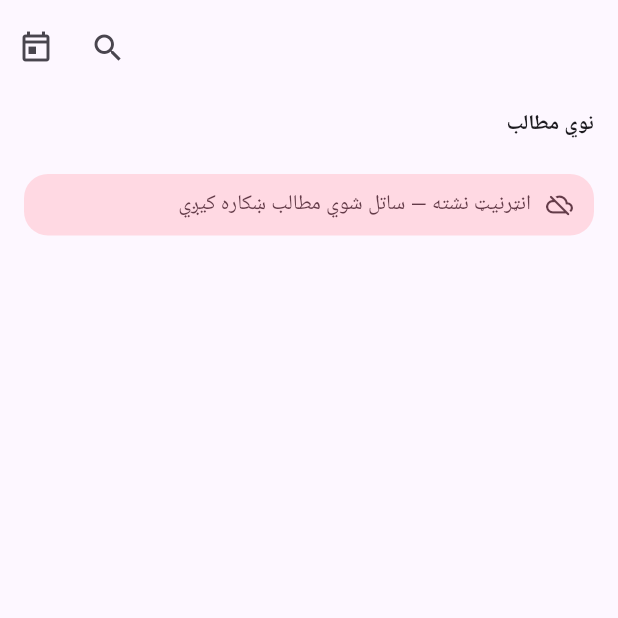
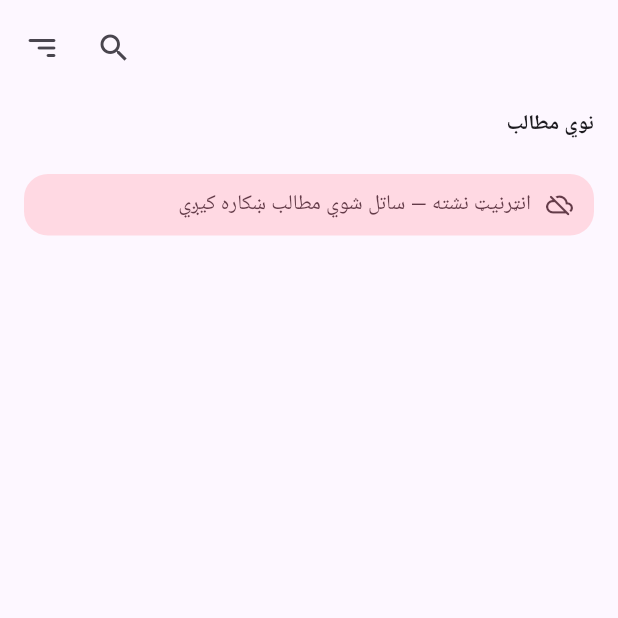
Before and after one commit to ElyasOmarcodes/Hindukush-Rss-App, a Flutter app: the screen it shows after launch, item 4 of the bottom bar chosen, on a phone screen of 412 x 824 dp, the top half of it. Run offline on Flutter 3.47's test engine with Material 3 defaults, Android fonts, the phone set to English and light mode, and no system bars; drawn by our look-alikes of custom_refresh_indicator; our stand-ins replace flutter_widget_from_html_core, hive_flutter, shamsi_date, share_plus, shared_preferences; accounts and stored records are empty; network calls fail.

Commit message:
❻ List redesign: Material search state, Sort-By menu, long-press multi-select (delete-for-me / mark-read)
- Search icon opens the standard Material search UI (title-only), scoped to
  the list; calendar icon replaced by a Sort-By menu (newest/oldest/A-Z/read/unread)
- Long-press enters selection mode; app bar shows count + Mark-read + Delete
- Delete is local-only (hidden ids persisted in Hive, filtered everywhere so
  they never reappear); soft press animation retained

Co-Authored-By: Claude Opus 4.8 <noreply@anthropic.com>
Claude-Session: https://claude.ai/code/session_017BftgFzehmjuaPMeCGRHCZ

```diff
--- a/lib/core/localization/strings.dart
+++ b/lib/core/localization/strings.dart
@@ -39,6 +39,18 @@ class S {
   String get offline =>
       _p('انټرنیټ نشته — ساتل شوي مطالب ښکاره کیږي', 'اینترنت نیست — مطالب ذخیره‌شده', 'Offline — showing saved items');
   String get by => _p('لیکوال:', 'نویسنده:', 'By');
+
+  // List: sort + selection
+  String get sortBy => _p('ترتیب', 'مرتب‌سازی', 'Sort by');
+  String get sortNewest => _p('تازه', 'جدیدترین', 'Newest');
+  String get sortOldest => _p('زاړه', 'قدیمی‌ترین', 'Oldest');
+  String get sortAlpha => _p('الفبا', 'الفبا', 'A → Z');
+  String get sortReadFirst => _p('لوستل شوي مخکې', 'خوانده‌شده اول', 'Read first');
+  String get sortUnreadFirst => _p('نالوستي مخکې', 'خوانده‌نشده اول', 'Unread first');
+  String get delete => _p('حذف', 'حذف', 'Delete');
+  String get markRead => _p('لوستل شوی', 'خوانده‌شده', 'Mark read');
+  String selectedN(int n) => _p('$n ټاکل شوي', '$n انتخاب‌شده', '$n selected');
+  String get deletedN => _p('حذف شو', 'حذف شد', 'Deleted');
 
   // Sections
   String get sectionsTitle => _p('برخې', 'بخش‌ها', 'Sections');
--- a/lib/data/db/database.dart
+++ b/lib/data/db/database.dart
@@ -16,10 +16,12 @@ class NewsDatabase {
   static const _articlesBox = 'articles';
   static const _readsBox = 'reads';
   static const _favoritesBox = 'favorites';
+  static const _hiddenBox = 'hidden';
 
   late Box _articles;
   late Box _reads;
   late Box _favorites;
+  late Box _hidden;
 
   bool _ready = false;
 
@@ -29,6 +31,7 @@ class NewsDatabase {
     _articles = await Hive.openBox(_articlesBox);
     _reads = await Hive.openBox(_readsBox);
     _favorites = await Hive.openBox(_favoritesBox);
+    _hidden = await Hive.openBox(_hiddenBox);
     _ready = true;
   }
 
@@ -82,6 +85,17 @@ class NewsDatabase {
   Future<void> clearCache() async {
     await _articles.clear();
     await _reads.clear();
+  }
+
+  // --- read tracking -------------------------------------------------------
+
+  // --- local delete (hide) ------------------------------------------------
+
+  bool isHidden(String id) => _hidden.containsKey(id);
+
+  Future<void> hide(String id) async {
+    await _hidden.put(id, true);
+    await _articles.delete(id);
   }
 
   // --- read tracking -------------------------------------------------------
--- a/lib/ui/list/list_screen.dart
+++ b/lib/ui/list/list_screen.dart
@@ -6,19 +6,19 @@ import '../../data/models/article.dart';
 import '../../services.dart';
 import '../../state/app_state.dart';
 import '../navigation/routes.dart';
+import '../search/article_search.dart';
 import '../widgets/article_tile.dart';
 import '../widgets/contained_loading_indicator.dart';
 import '../widgets/expressive_refresh.dart';
 
-/// Category / section list. Uses a Material "search app bar" whose background
-/// matches the screen (image4), pull-to-refresh with a contained loading
-/// indicator, and soft animated list items.
+enum SortMode { newest, oldest, alpha, readFirst, unreadFirst }
+
+/// Category / section list. Material search state, Sort-By menu, long-press
+/// multi-select (delete-for-me / mark-read), pull-to-refresh, soft animations.
 class ListScreen extends StatefulWidget {
   const ListScreen({super.key, required this.category, this.titleOverride});
 
   final FeedCategory category;
-
-  /// When set, shown instead of the category label (used by the "Latest" tab).
   final String? titleOverride;
 
   @override
@@ -30,10 +30,10 @@ class _ListScreenState extends State<ListScreen> {
   bool _loading = true;
   bool _fromCache = false;
   AppLanguage? _loadedFor;
+  SortMode _sort = SortMode.newest;
 
-  bool _searching = false;
-  String _query = '';
-  final _searchCtrl = TextEditingController();
+  bool _selectionMode = false;
+  final _selected = <String>{};
 
   @override
   void didChangeDependencies() {
@@ -45,14 +45,7 @@ class _ListScreenState extends State<ListScreen> {
     }
   }
 
-  @override
-  void dispose() {
-    _searchCtrl.dispose();
-    super.dispose();
-  }
-
   Future<void> _load(AppLanguage lang) async {
-    // Show any cached items instantly (offline-friendly first paint).
     final cache = appRepository.cachedFor(widget.category);
     setState(() {
       if (_all.isEmpty && cache.isNotEmpty) _all = cache;
@@ -71,56 +64,154 @@ class _ListScreenState extends State<ListScreen> {
     });
   }
 
-  List<Article> get _visible {
-    if (_query.isEmpty) return _all;
-    final q = _query.toLowerCase();
-    return _all
-        .where((a) =>
-            a.title.toLowerCase().contains(q) ||
-            a.summary.toLowerCase().contains(q))
-        .toList();
+  List<Article> get _sorted {
+    final l = [..._all];
+    final epoch = DateTime.fromMillisecondsSinceEpoch(0);
+    int read(Article a) => appRepository.isRead(a.id) ? 1 : 0;
+    switch (_sort) {
+      case SortMode.newest:
+        l.sort((a, b) => (b.published ?? epoch).compareTo(a.published ?? epoch));
+      case SortMode.oldest:
+        l.sort((a, b) => (a.published ?? epoch).compareTo(b.published ?? epoch));
+      case SortMode.alpha:
+        l.sort((a, b) => a.title.compareTo(b.title));
+      case SortMode.readFirst:
+        l.sort((a, b) => read(b).compareTo(read(a)));
+      case SortMode.unreadFirst:
+        l.sort((a, b) => read(a).compareTo(read(b)));
+    }
+    return l;
+  }
+
+  // --- selection ----------------------------------------------------------
+
+  void _enterSelection(String id) => setState(() {
+        _selectionMode = true;
+        _selected.add(id);
+      });
+
+  void _toggle(String id) => setState(() {
+        if (!_selected.remove(id)) _selected.add(id);
+        if (_selected.isEmpty) _selectionMode = false;
+      });
+
+  void _exitSelection() => setState(() {
+        _selectionMode = false;
+        _selected.clear();
+      });
+
+  Future<void> _deleteSelected(S s) async {
+    await appRepository.hideAll(_selected.toList());
+    final lang = AppScope.read(context).language;
+    _exitSelection();
+    await _load(lang);
+    if (mounted) {
+      ScaffoldMessenger.of(context)
+          .showSnackBar(SnackBar(content: Text(s.deletedN)));
+    }
+  }
+
+  Future<void> _markReadSelected() async {
+    for (final id in _selected) {
+      await appRepository.markRead(id);
+    }
+    _exitSelection();
+  }
+
+  Future<void> _showSortMenu(S s) async {
+    final options = <(SortMode, String, IconData)>[
+      (SortMode.newest, s.sortNewest, Icons.schedule_rounded),
+      (SortMode.oldest, s.sortOldest, Icons.history_rounded),
+      (SortMode.alpha, s.sortAlpha, Icons.sort_by_alpha_rounded),
+      (SortMode.readFirst, s.sortReadFirst, Icons.done_all_rounded),
+      (SortMode.unreadFirst, s.sortUnreadFirst, Icons.mark_email_unread_outlined),
+    ];
+    await showModalBottomSheet<void>(
+      context: context,
+      builder: (_) => SafeArea(
+        child: Column(
+          mainAxisSize: MainAxisSize.min,
+          children: [
+            Padding(
+              padding: const EdgeInsets.fromLTRB(20, 8, 20, 4),
+              child: Row(children: [
+                const Icon(Icons.sort_rounded),
+                const SizedBox(width: 10),
+                Text(s.sortBy,
+                    style: Theme.of(context)
+                        .textTheme
+                        .titleMedium
+                        ?.copyWith(fontWeight: FontWeight.w700)),
+              ]),
+            ),
+            for (final (mode, label, icon) in options)
+              RadioListTile<SortMode>(
+                value: mode,
+                groupValue: _sort,
+                onChanged: (v) {
+                  if (v != null) setState(() => _sort = v);
+                  Navigator.of(context).pop();
+                },
+                title: Text(label),
+                secondary: Icon(icon),
+              ),
+            const SizedBox(height: 8),
+          ],
+        ),
+      ),
+    );
   }
 
   @override
   Widget build(BuildContext context) {
-    final app = AppScope.of(context);
-    final lang = app.language;
+    final lang = AppScope.of(context).language;
     final s = S.of(lang);
     final scheme = Theme.of(context).colorScheme;
+    final items = _sorted;
 
-    return Scaffold(
+    return PopScope(
+      canPop: !_selectionMode,
+      onPopInvokedWithResult: (didPop, _) {
+        if (!didPop) _exitSelection();
+      },
+      child: Scaffold(
         body: ExpressiveRefresh(
           onRefresh: () => _load(lang),
           topInset: 72,
           child: CustomScrollView(
             physics: const AlwaysScrollableScrollPhysics(),
             slivers: [
-            _appBar(context, s, scheme),
+              _appBar(context, s, scheme, lang),
               if (_fromCache && !_loading)
                 SliverToBoxAdapter(child: _offlineBanner(s, scheme)),
-            if (_loading && _all.isEmpty)
+              if (_loading && items.isEmpty)
                 const SliverFillRemaining(
                   hasScrollBody: false,
                   child: CenteredLoading(),
                 )
-            else if (_visible.isEmpty)
+              else if (items.isEmpty)
                 SliverFillRemaining(
                   hasScrollBody: false,
                   child: _empty(s, scheme),
                 )
               else
                 SliverList.separated(
-                itemCount: _visible.length,
+                  itemCount: items.length,
                   separatorBuilder: (_, __) => const Divider(indent: 114),
                   itemBuilder: (context, i) {
-                  final a = _visible[i];
+                    final a = items[i];
                     return _AnimatedItem(
                       index: i,
                       child: ArticleTile(
                         article: a,
                         lang: lang,
                         read: appRepository.isRead(a.id),
-                      onTap: () => openPost(context, a),
+                        selectionMode: _selectionMode,
+                        selected: _selected.contains(a.id),
+                        onLongPress: () => _enterSelection(a.id),
+                        onTap: () => _selectionMode
+                            ? _toggle(a.id)
+                            : openPost(context, a),
                       ),
                     );
                   },
@@ -129,43 +220,56 @@ class _ListScreenState extends State<ListScreen> {
             ],
           ),
         ),
+      ),
     );
   }
 
-  Widget _appBar(BuildContext context, S s, ColorScheme scheme) {
+  Widget _appBar(BuildContext context, S s, ColorScheme scheme, AppLanguage lang) {
+    if (_selectionMode) {
+      return SliverAppBar.medium(
+        pinned: true,
+        backgroundColor: scheme.secondaryContainer,
+        surfaceTintColor: Colors.transparent,
+        leading: IconButton(
+          icon: const Icon(Icons.close),
+          onPressed: _exitSelection,
+        ),
+        title: Text(s.selectedN(_selected.length)),
+        actions: [
+          IconButton(
+            tooltip: s.markRead,
+            icon: const Icon(Icons.done_all_rounded),
+            onPressed: _markReadSelected,
+          ),
+          IconButton(
+            tooltip: s.delete,
+            icon: const Icon(Icons.delete_outline_rounded),
+            onPressed: () => _deleteSelected(s),
+          ),
+          const SizedBox(width: 4),
+        ],
+      );
+    }
     return SliverAppBar.medium(
       pinned: true,
       backgroundColor: scheme.surface,
       surfaceTintColor: Colors.transparent,
-      title: _searching
-          ? TextField(
-              controller: _searchCtrl,
-              autofocus: true,
-              onChanged: (v) => setState(() => _query = v),
-              decoration: InputDecoration(
-                hintText: s.search,
-                border: InputBorder.none,
-              ),
-            )
-          : Text(widget.titleOverride ??
-              widget.category.label(AppScope.of(context).language)),
+      title: Text(widget.titleOverride ?? widget.category.label(lang)),
       actions: [
         IconButton(
-          icon: Icon(_searching ? Icons.close : Icons.search),
+          icon: const Icon(Icons.search),
           tooltip: s.search,
-          onPressed: () => setState(() {
-            _searching = !_searching;
-            if (!_searching) {
-              _query = '';
-              _searchCtrl.clear();
-            }
-          }),
+          onPressed: () => showSearch(
+            context: context,
+            delegate: ArticleSearchDelegate(lang, scope: _sorted),
           ),
-        if (!_searching)
+        ),
         IconButton(
-            icon: const Icon(Icons.today_outlined),
-            onPressed: () => _load(AppScope.read(context).language),
+          icon: const Icon(Icons.sort_rounded),
+          tooltip: s.sortBy,
+          onPressed: () => _showSortMenu(s),
         ),
+        const SizedBox(width: 4),
       ],
     );
   }
@@ -183,10 +287,8 @@ class _ListScreenState extends State<ListScreen> {
                 size: 18, color: scheme.onTertiaryContainer),
             const SizedBox(width: 10),
             Expanded(
-              child: Text(
-                s.offline,
-                style: TextStyle(color: scheme.onTertiaryContainer),
-              ),
+              child: Text(s.offline,
+                  style: TextStyle(color: scheme.onTertiaryContainer)),
             ),
           ],
         ),
@@ -199,14 +301,12 @@ class _ListScreenState extends State<ListScreen> {
             Icon(Icons.inbox_outlined,
                 size: 56, color: scheme.onSurfaceVariant),
             const SizedBox(height: 12),
-            Text(s.empty,
-                style: TextStyle(color: scheme.onSurfaceVariant)),
+            Text(s.empty, style: TextStyle(color: scheme.onSurfaceVariant)),
           ],
         ),
       );
 }
 
-/// Staggered fade/slide-in for list items.
 class _AnimatedItem extends StatefulWidget {
   const _AnimatedItem({required this.index, required this.child});
   final int index;
```
Also changed, not shown: lib/data/repository/news_repository.dart (+15 -5 lines), lib/ui/widgets/article_tile.dart (+33 -0 lines). Lines whose indentation alone changed are shown as unchanged.
